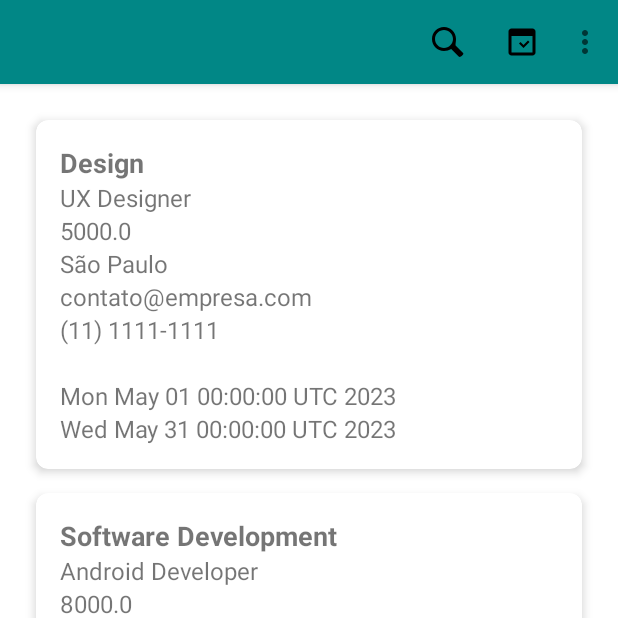
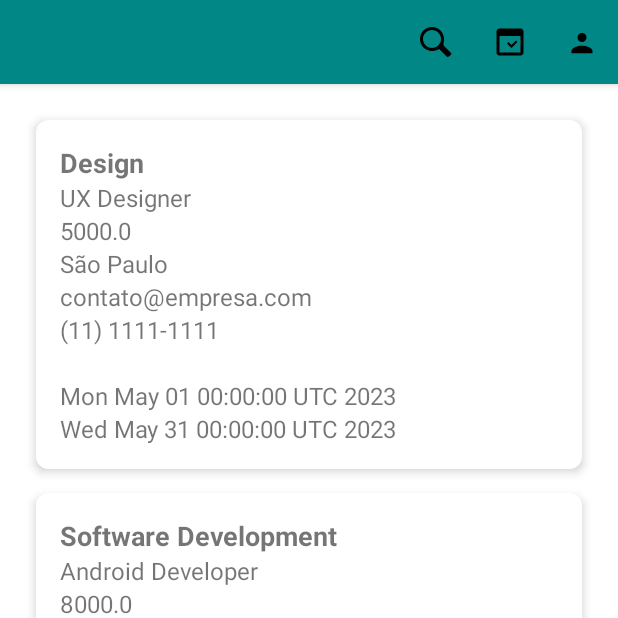
Before and after one commit to DiegoManucci/UNAERP-Desafio-5-Etapa, an Android app: the ListaVagasFragment screen opened directly, with no data from a screen before it, on a phone screen of 412 x 824 dp, the top half of it. Run offline under Robolectric (Android 15) with nearby library versions, the phone set to English and light mode, and no system bars.

Commit message:
Filtragem e navegação para página de perfil

```diff
--- a/app/app/src/main/java/com/unaerp/desafio/ListaVagasFragment.kt
+++ b/app/app/src/main/java/com/unaerp/desafio/ListaVagasFragment.kt
@@ -1,18 +1,22 @@
 package com.unaerp.desafio
 
-import com.unaerp.desafio.R
 import android.os.Bundle
 import android.view.*
+import android.widget.SearchView
+import androidx.appcompat.view.menu.MenuView.ItemView
+import androidx.fragment.app.FragmentManager
 import androidx.fragment.app.Fragment
 import androidx.recyclerview.widget.LinearLayoutManager
 import androidx.recyclerview.widget.RecyclerView
 import com.google.android.material.appbar.MaterialToolbar
 import java.text.SimpleDateFormat
 import java.util.*
+import kotlin.collections.ArrayList
 
 
 class ListaVagasFragment : Fragment() {
 
+    private lateinit var searchView: SearchView
     private lateinit var recyclerView: RecyclerView
     private lateinit var vagaListAdapter: VagaAdapter
 
@@ -76,27 +80,26 @@ class ListaVagasFragment : Fragment() {
     )
     private var sortDateState = false
 
-    override fun onCreateView(
-        inflater: LayoutInflater,
-        container: ViewGroup?,
-        savedInstanceState: Bundle?
-    ): View? {
+    override fun onCreateView(inflater: LayoutInflater, container: ViewGroup?, savedInstanceState: Bundle?): View? {
+
         val rootView = inflater.inflate(R.layout.fragment_lista_vagas, container, false)
         recyclerView = rootView.findViewById(R.id.recycler_view_job_list)
         recyclerView.layoutManager = LinearLayoutManager(requireContext())
         vagaListAdapter = VagaAdapter(dummyList, object : VagaAdapter.JobItemClickListener {
             override fun onJobItemClick(vaga: Vaga) {
-                TODO("Not yet implemented")
+                return
             }
         })
         recyclerView.adapter = vagaListAdapter
+
         return rootView
     }
 
     override fun onViewCreated(view: View, savedInstanceState: Bundle?) {
         super.onViewCreated(view, savedInstanceState)
+
         val toolbar = view.findViewById<MaterialToolbar>(R.id.toolbar)
-        toolbar.inflateMenu(R.menu.menu)
+
         toolbar.setOnMenuItemClickListener { menuItem ->
             when (menuItem.itemId) {
                 R.id.action_sort -> {
@@ -104,8 +107,36 @@ class ListaVagasFragment : Fragment() {
                     sortDateState = !sortDateState
                     true
                 }
+                R.id.action_profile -> {
+                    val transaction = requireActivity().supportFragmentManager.beginTransaction()
+                    transaction.replace(R.id.fragment_content, PerfilFragment())
+                    transaction.addToBackStack(null)
+                    transaction.commit()
+                    true
+                }
                 else -> false
             }
         }
+
+        val searchItem = toolbar.menu.findItem(R.id.action_search)
+        val searchView = searchItem.actionView as SearchView
+
+        searchView.setOnQueryTextListener(object : SearchView.OnQueryTextListener {
+            override fun onQueryTextSubmit(query: String?): Boolean {
+                return false
+            }
+
+            override fun onQueryTextChange(newText: String?): Boolean {
+                var filteredList: MutableList<Vaga> = ArrayList()
+                dummyList.forEach{
+                        vaga ->
+                    if (newText != null && vaga.area.toLowerCase().contains(newText.toLowerCase())){
+                        filteredList.add(vaga)
+                    }
+                }
+                vagaListAdapter.setFilteredList(filteredList)
+                return true
+            }
+        })
     }
 }
--- a/app/app/src/main/java/com/unaerp/desafio/VagaAdapter.kt
+++ b/app/app/src/main/java/com/unaerp/desafio/VagaAdapter.kt
@@ -5,10 +5,11 @@ import android.view.View
 import android.view.ViewGroup
 import android.widget.TextView
 import androidx.recyclerview.widget.RecyclerView
-import java.util.*
 
 class VagaAdapter(private var jobs: List<Vaga>, private val listener: JobItemClickListener) :
     RecyclerView.Adapter<VagaAdapter.VagaViewHolder>() {
+
+    private var jobsFiltered: MutableList<Vaga> = mutableListOf()
 
     override fun onCreateViewHolder(parent: ViewGroup, viewType: Int): VagaViewHolder {
         val view = LayoutInflater.from(parent.context)
@@ -50,6 +51,10 @@ class VagaAdapter(private var jobs: List<Vaga>, private val listener: JobItemCli
         }
     }
 
+    interface JobItemClickListener {
+        fun onJobItemClick(vaga: Vaga)
+    }
+
     fun sortByStartDate(desc: Boolean) {
         if (desc){
             jobs = jobs.sortedByDescending { it.startDate }
@@ -59,7 +64,8 @@ class VagaAdapter(private var jobs: List<Vaga>, private val listener: JobItemCli
         notifyDataSetChanged()
     }
 
-    interface JobItemClickListener {
-        fun onJobItemClick(vaga: Vaga)
+    fun setFilteredList(filteredList: MutableList<Vaga>) {
+        jobs = filteredList
+        notifyDataSetChanged()
     }
 }
--- /dev/null
+++ b/app/app/src/main/res/drawable/ic_profile.xml
@@ -0,0 +1,11 @@
+<?xml version="1.0" encoding="utf-8"?>
+<vector xmlns:android="http://schemas.android.com/apk/res/android"
+    android:width="24dp"
+    android:height="24dp"
+    android:viewportWidth="24"
+    android:viewportHeight="24">
+
+    <path
+        android:fillColor="#000000"
+        android:pathData="M12,12c1.66,0 2.99,-1.34 2.99,-3s-1.33,-3 -2.99,-3c-1.65,0 -3,1.34 -3,3s1.35,3 3,3zm0,2.5c-2.33,0 -7,1.17 -7,3.5v1.5h14v-1.5c0,-2.33 -4.67,-3.5 -7,-3.5z" />
+</vector>
--- a/app/app/src/main/res/menu/menu.xml
+++ b/app/app/src/main/res/menu/menu.xml
@@ -5,12 +5,17 @@
         android:id="@+id/action_search"
         android:icon="@drawable/ic_search"
         android:title="Filtro"
+        android:tooltipText="Filtrar..."
         app:showAsAction="ifRoom|collapseActionView"
         app:actionViewClass="android.widget.SearchView" />
-
     <item
         android:id="@+id/action_sort"
         android:icon="@drawable/ic_filter"
         android:title="Ordenar por data"
-        app:showAsAction="ifRoom"/>
+        app:showAsAction="ifRoom|collapseActionView"/>
+    <item
+        android:id="@+id/action_profile"
+        android:icon="@drawable/ic_profile"
+        android:title="Perfil"
+        app:showAsAction="ifRoom|collapseActionView"/>
 </menu>
```
Also changed, not shown: app/app/src/main/java/com/unaerp/desafio/BaseActivity.kt (+0 -17 lines), app/app/src/main/java/com/unaerp/desafio/PerfilFragment.kt (added, +29 -0 lines), app/app/src/main/res/layout/fragment_perfil.xml (added, +24 -0 lines).
